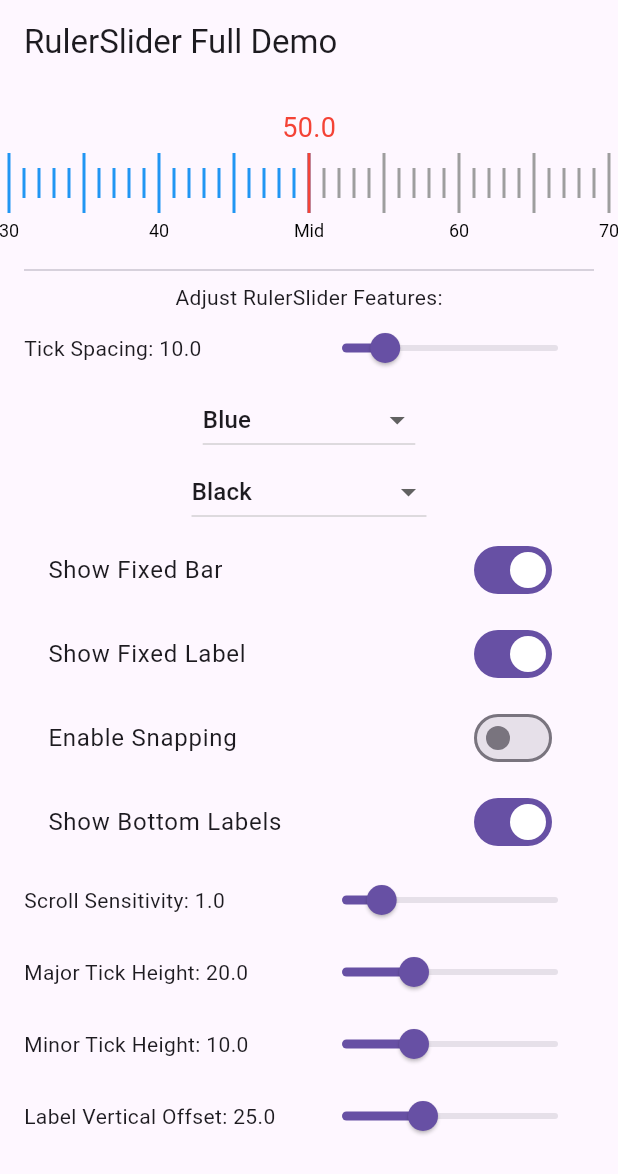
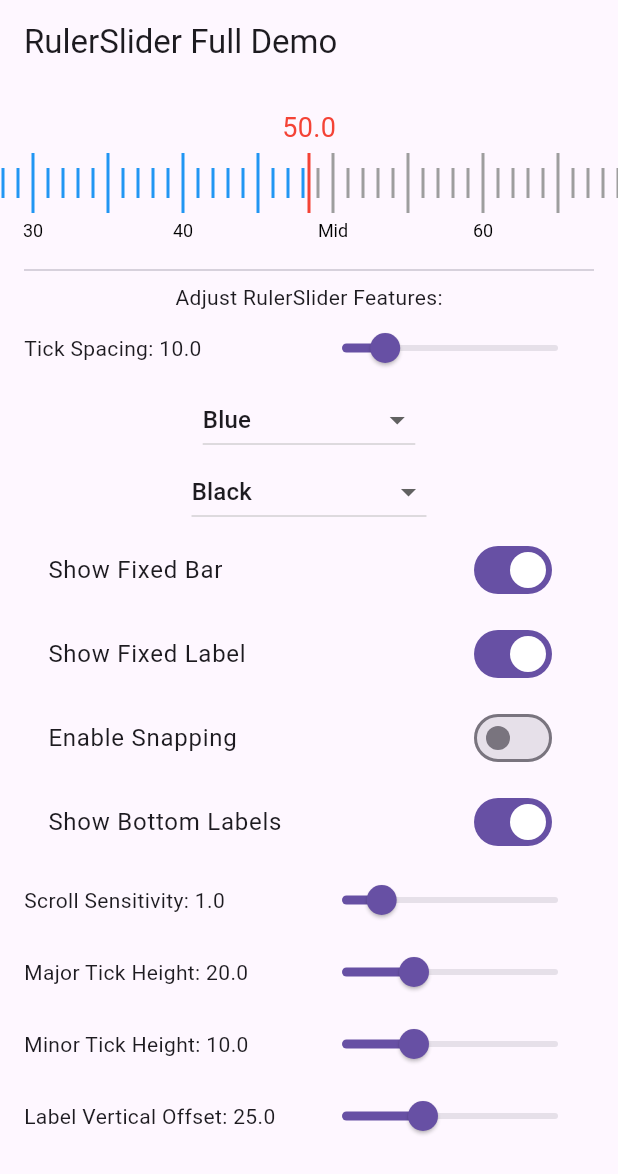
Before and after one commit to talha-ashraf-brainx/ruler_slider, a Flutter app: the screen it shows after launch, on a phone screen of 412 x 824 dp. Shown: the top 1174 px of the screen. Run offline on Flutter 3.47's test engine with Material 3 defaults, Android fonts, the phone set to English and light mode, and no system bars.

Commit message:
init commit

```diff
--- a/example/lib/main.dart
+++ b/example/lib/main.dart
@@ -76,7 +76,7 @@ class _RulerSliderDemoState extends State<RulerSliderDemo> {
                 minValue: minValue,
                 maxValue: maxValue,
                 initialValue: initialValue,
-                rulerWidth: rulerWidth,
+                rulerWidth: MediaQuery.of(context).size.width,
                 rulerHeight: rulerHeight,
                 selectedBarColor: colorMap[selectedColor]!,
                 unselectedBarColor: Colors.grey,
--- a/pubspec.yaml
+++ b/pubspec.yaml
@@ -1,6 +1,6 @@
 name: ruler_slider
 description: A highly customizable Flutter widget that provides a ruler-style slider with adjustable tick marks, custom labels, spacing options, and real-time value callbacks.
-version: 0.0.2
+version: 0.0.3
 homepage: https://github.com/ahsanrazapk/ruler_slider
 repository: https://github.com/ahsanrazapk/ruler_slider
 
```
Also changed, not shown: 1 other file.
